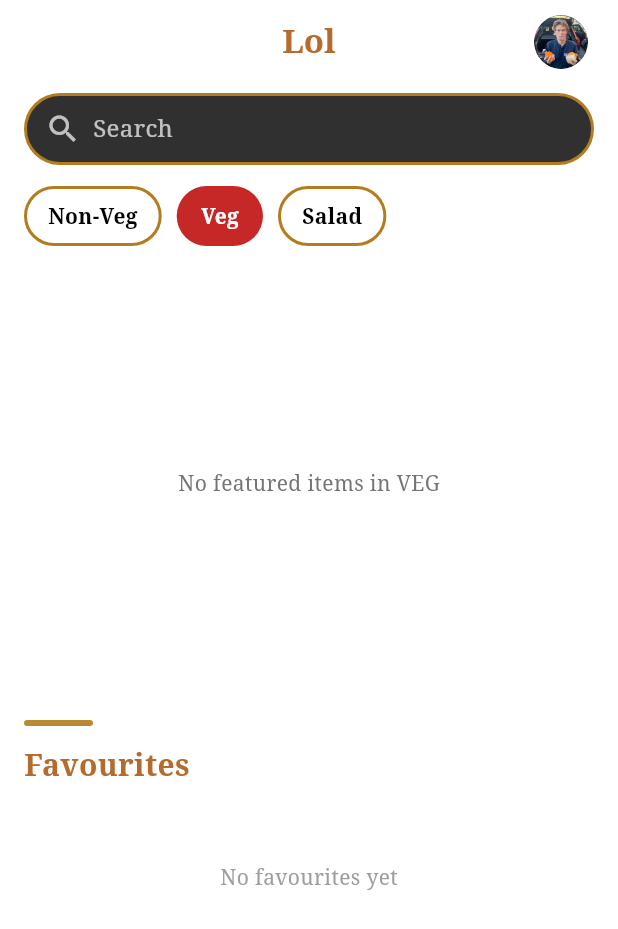
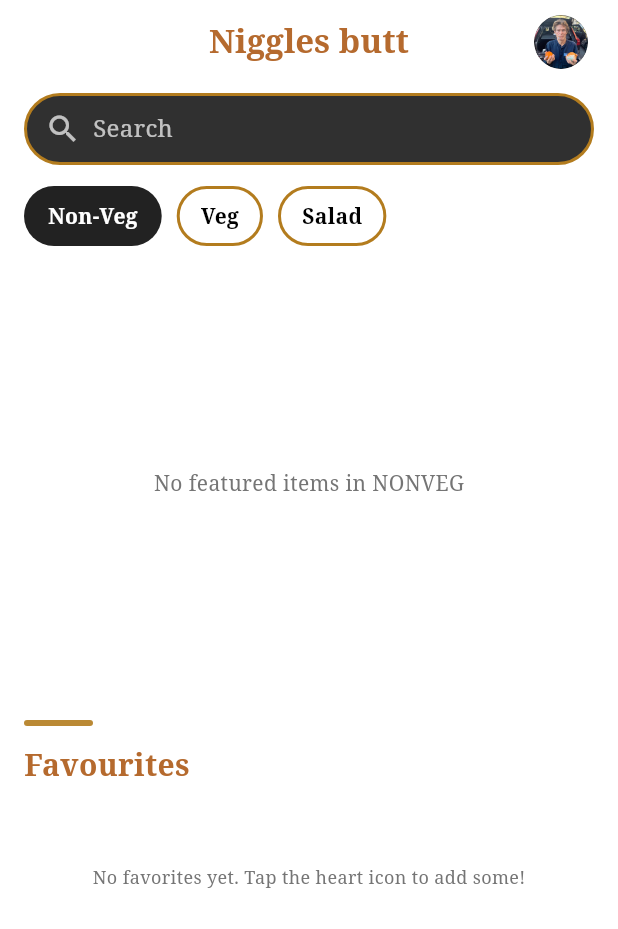
Before and after one commit to Leathelson/restaurant-app, a Flutter app: the screen it shows once a user with an empty profile is signed in, on a phone screen of 412 x 824 dp. Shown: the top 929 px of the screen. Run offline on Flutter 3.47's test engine with Material 3 defaults, Android fonts, the light colour scheme and no system bars; our stand-ins replace cloud_firestore, firebase_auth, firebase_core, shared_preferences, table_calendar; accounts and stored records are empty; generated files the repository leaves out were written again.

Commit message:
Working Connection Database and liveupdate and favourites fixed

```diff
--- a/lib/screens/dashboard/dashboard_screen.dart
+++ b/lib/screens/dashboard/dashboard_screen.dart
@@ -1,5 +1,6 @@
 import 'package:flutter/material.dart';
 import 'package:cloud_firestore/cloud_firestore.dart';
+import 'package:luxury_restaurant_app/services/favorites_service.dart';
 import '../../models/food_model.dart';
 import '../food/food_detail_screen.dart';
 import '../profile/profile_screen.dart';
@@ -13,7 +14,7 @@ class DashboardScreen extends StatefulWidget {
 }
 
 class _DashboardScreenState extends State<DashboardScreen> {
-  int selectedCategory = 1; // 0: Non-Veg, 1: Veg, 2: Salad
+  int selectedCategory = 0; // 0: Non-Veg, 1: Veg, 2: Salad
 
   // Map category index to Firestore filter value
   String get _categoryFilter {
@@ -43,7 +44,7 @@ class _DashboardScreenState extends State<DashboardScreen> {
         backgroundColor: Colors.white,
         elevation: 0,
         title: Text(
-          'Lol',
+          'Niggles butt',
           style: TextStyle(
             color: titleColor,
             fontSize: 22,
@@ -264,7 +265,7 @@ class _DashboardScreenState extends State<DashboardScreen> {
                                                   size: 18,
                                                 ),
                                                 onPressed: () {
-                                                  // TODO: Add to favourites in Firebase
+                                                  FavoritesService.toggleFavorite(food.id);
                                                   ScaffoldMessenger.of(context)
                                                       .showSnackBar(
                                                     const SnackBar(
@@ -314,43 +315,69 @@ class _DashboardScreenState extends State<DashboardScreen> {
             ),
             const SizedBox(height: 12),
 
-            // Favourites List - NOW FROM FIREBASE
+            // ✅ Favourites List
             SizedBox(
               height: 96,
-              child: StreamBuilder<QuerySnapshot>(
-                stream: FirebaseFirestore.instance
-                    .collection('FoodItems')
-                    .limit(5)
-                    .snapshots(),
+              child: StreamBuilder<Set<String>>(
+                stream: FavoritesService.getFavoriteIdsStream(), // Real-time favorites
                 builder: (context, snapshot) {
+                  // Loading
                   if (snapshot.connectionState == ConnectionState.waiting) {
                     return const Center(child: CircularProgressIndicator());
                   }
 
-                  if (snapshot.hasError ||
-                      !snapshot.hasData ||
-                      snapshot.data!.docs.isEmpty) {
-                    return const Center(
-                      child: Text('No favourites yet',
-                          style: TextStyle(color: Colors.grey)),
+                  // Error
+                  if (snapshot.hasError) {
+                    return Center(
+                      child: Text('Error: ${snapshot.error}',
+                          style: TextStyle(color: Colors.red[700], fontSize: 12)),
                     );
                   }
 
-                  final favItems = snapshot.data!.docs;
+                  // ✅ Data ready - build list
+                  final favDocs = snapshot.data ?? {};
 
-                  return ListView.separated(
+                  return StreamBuilder<QuerySnapshot>(
+                    stream: FirebaseFirestore.instance.collection('FoodItems').snapshots(),
+                    builder: (context, productsSnapshot) {
+                      if (productsSnapshot.connectionState == ConnectionState.waiting) {
+                        return const Center(child: CircularProgressIndicator());
+                      }
+
+                      if (productsSnapshot.hasError || !productsSnapshot.hasData) {
+                        return Center(
+                          child: Text('Error loading products',
+                              style: TextStyle(color: Colors.red[700], fontSize: 12)),
+                        );
+                      }
+
+                      final docs = productsSnapshot.data!.docs;
+                      final doc = docs
+                      .where((doc) => favDocs.contains(doc.id))
+                      .toList();
+
+                      if (doc.isEmpty) {
+                        return Center(
+                          child: Text(
+                            'No favorites yet. Tap the heart icon to add some!',
+                            style: TextStyle(color: Colors.grey[600], fontSize: 12),
+                          ),
+                        );
+                      }
+
+                      //building list
+                      return ListView.builder(
                         scrollDirection: Axis.horizontal,
-                    itemCount: favItems.length,
-                    separatorBuilder: (_, __) => const SizedBox(width: 12),
-                    itemBuilder: (context, idx) {
-                      final doc = favItems[idx];
-                      final data = doc.data() as Map<String, dynamic>;
-                      final food = FoodModel.fromFirestore(data, doc.id);
+                        itemCount: doc.length,
+                        itemBuilder: (context, index) {
+                          final data = doc[index].data() as Map<String, dynamic>;
+                          final food = FoodModel.fromFirestore(data, doc[index].id);
+
+
 
                       return Container(
                         width: w * 0.6,
-                        padding: const EdgeInsets.symmetric(
-                            horizontal: 12, vertical: 10),
+                        padding: const EdgeInsets.symmetric(horizontal: 12, vertical: 10),
                         decoration: BoxDecoration(
                           color: Colors.white,
                           borderRadius: BorderRadius.circular(28),
@@ -367,8 +394,7 @@ class _DashboardScreenState extends State<DashboardScreen> {
                           children: [
                             CircleAvatar(
                               radius: 26,
-                              backgroundImage:
-                                  _getFoodImageProvider(data['Image']),
+                              backgroundImage: _getFoodImageProvider(food.image),
                             ),
                             const SizedBox(width: 12),
                             Expanded(
@@ -378,44 +404,39 @@ class _DashboardScreenState extends State<DashboardScreen> {
                                 children: [
                                   Text(
                                     food.name,
-                                    style: const TextStyle(
-                                        fontWeight: FontWeight.w700),
+                                    style: const TextStyle(fontWeight: FontWeight.w700),
                                   ),
                                   const SizedBox(height: 6),
                                   Row(
                                     children: [
-                                      const Icon(Icons.star,
-                                          size: 16, color: Colors.amber),
+                                      const Icon(Icons.star, size: 16, color: Colors.amber),
                                       const SizedBox(width: 6),
                                       Text(
-                                        food.rating != null
-                                            ? food.rating.toStringAsFixed(1)
-                                            : 'N/A',
-                                        style: TextStyle(
-                                          color: Colors.grey[700],
-                                          fontSize: 12,
-                                        ),
-                                      )
-                                    ],
+                                        food.rating.toStringAsFixed(1),
+                                        style: TextStyle(color: Colors.grey[700], fontSize: 12),
                                       )
                                     ],
                                   ),
-                            ),
-                          ],
-                        ),
+                                ]
+                              )
+                            )
+                          ]
+                        )
+                      );
+                      }
                       );
                     },
                   );
                 },
               ),
             ),
-
-            const SizedBox(height: 28),
           ],
         ),
       ),
     );
   }
+
+
 
   // Helper: Build image widget (supports asset or network)
   Widget _buildFoodImage(String? imagePath) {
--- a/lib/screens/profile/settings_screen.dart
+++ b/lib/screens/profile/settings_screen.dart
@@ -101,11 +101,7 @@ class _SettingsScreenState extends State<SettingsScreen> {
           TextButton(
             onPressed: () async {
               await FirebaseAuth.instance.signOut();
-<<<<<<< HEAD
               Navigator.pop(context); // just close the dialog },
-=======
-              Navigator.pop(context);
->>>>>>> feat/firebase
               Navigator.of(context).pushAndRemoveUntil(
                 MaterialPageRoute(builder: (_) => AuthGate()),
                 (route) => false,
--- /dev/null
+++ b/lib/services/favorites_service.dart
@@ -0,0 +1,43 @@
+import 'package:cloud_firestore/cloud_firestore.dart';
+import 'package:firebase_auth/firebase_auth.dart';
+
+class FavoritesService {
+ static String get _userId => FirebaseAuth.instance.currentUser?.uid ?? 'guest';
+
+static Stream<Set<String>> getFavoriteIdsStream() {
+  return FirebaseFirestore.instance
+      .collection('users')
+      .doc(_userId)
+      .collection('Favorites')
+      .snapshots()
+      .map((snapshot) => snapshot.docs.map((doc) => doc.id).toSet());
+}
+
+static Future<bool> toggleFavorite(String foodId) async {
+  final ref = FirebaseFirestore.instance
+      .collection('users')
+      .doc(_userId)
+      .collection('Favorites')
+      .doc(foodId);
+
+  final doc = await ref.get();
+  if (doc.exists) {
+    await ref.delete();
+    return false; // Now not a favorite
+  } else {
+    await ref.set({'addedAt': FieldValue.serverTimestamp()});
+    return true; // Now a favorite
+  }
+}
+
+  static Future<bool> isFavorite(String foodId) async {
+    final ref = FirebaseFirestore.instance
+        .collection('users')
+        .doc(_userId)
+        .collection('Favorites')
+        .doc(foodId);
+
+    final doc = await ref.get();
+    return doc.exists;
+  }
+}
```
Also changed, not shown: lib/models/food_model.dart (+39 -39 lines), lib/screens/profile/favorites_screen.dart (+81 -103 lines), lib/services/product_repository.dart (added, +28 -0 lines), pubspec.yaml (+0 -8 lines), pubspec.lock, 2 other files. Lines whose indentation alone changed are shown as unchanged.
